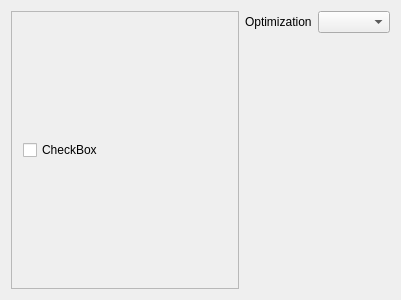
First picture: the form in widget.ui, repository Tagpower/StuffOptimizer, before the edit.
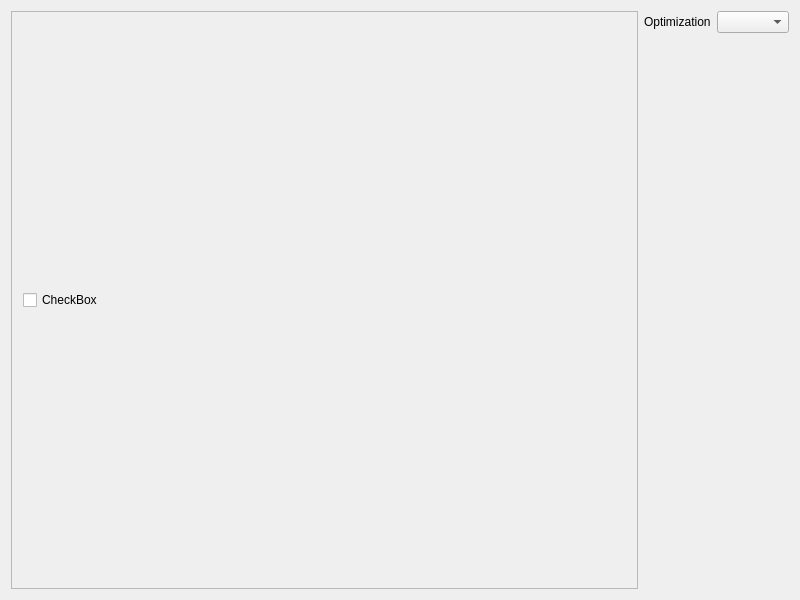
Second picture: the form after the edit. Icons and pictures are not drawn.

Commit message: remove useless stuff

Patch:
```diff
--- a/widget.ui
+++ b/widget.ui
@@ -6,8 +6,8 @@
    <rect>
     <x>0</x>
     <y>0</y>
-    <width>401</width>
-    <height>300</height>
+    <width>800</width>
+    <height>600</height>
    </rect>
   </property>
   <property name="sizePolicy">
@@ -16,6 +16,12 @@
     <verstretch>0</verstretch>
    </sizepolicy>
   </property>
+  <property name="minimumSize">
+   <size>
+    <width>800</width>
+    <height>600</height>
+   </size>
+  </property>
   <property name="windowTitle">
    <string>Widget</string>
   </property>
@@ -33,13 +39,19 @@
        <rect>
         <x>0</x>
         <y>0</y>
-        <width>192</width>
-        <height>280</height>
+        <width>591</width>
+        <height>580</height>
        </rect>
       </property>
       <layout class="QGridLayout" name="gridLayout">
        <item row="1" column="1">
         <widget class="QCheckBox" name="checkBox">
+         <property name="minimumSize">
+          <size>
+           <width>0</width>
+           <height>0</height>
+          </size>
+         </property>
          <property name="cursor">
           <cursorShape>PointingHandCursor</cursorShape>
          </property>
```
Left out of the diff: 6 changed lines with no effect on the pictures.
